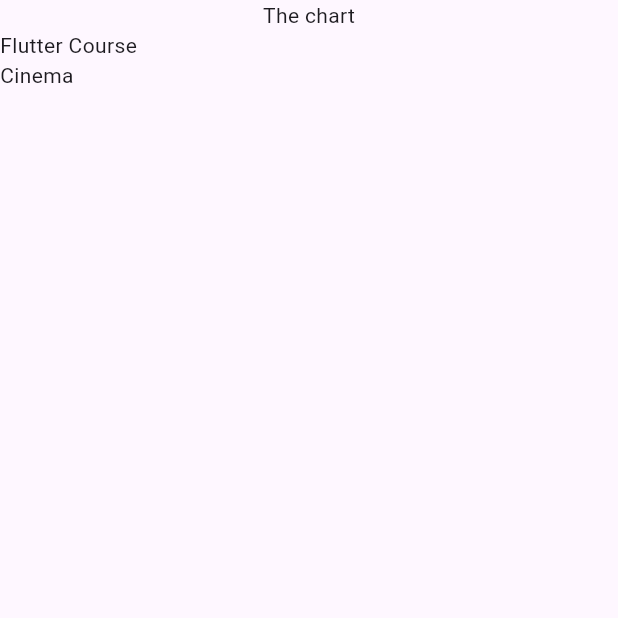
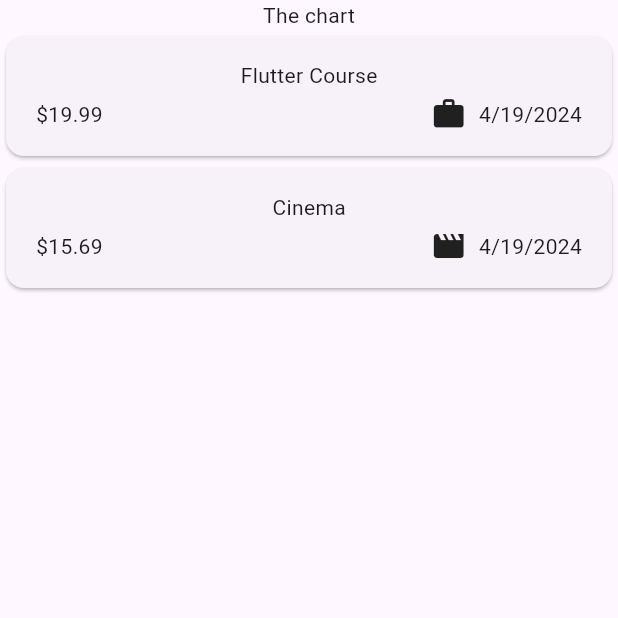
Before and after one commit to shubham423/ExpenseTracker, a Flutter app: the screen it shows after launch, on a phone screen of 412 x 824 dp, the top half of it. Run offline on Flutter 3.47's test engine with Material 3 defaults, Android fonts, the phone set to English and light mode, and no system bars.

Commit message:
date formatting and expense card

```diff
--- a/lib/main.dart
+++ b/lib/main.dart
@@ -1,4 +1,4 @@
-import 'package:expense_tracker/models/expenses.dart';
+import 'package:expense_tracker/widgets/expenses.dart';
 import 'package:flutter/material.dart';
 
 void main() {
--- a/lib/models/expense.dart
+++ b/lib/models/expense.dart
@@ -1,8 +1,19 @@
+import 'package:flutter/material.dart';
 import 'package:uuid/uuid.dart';
+import 'package:intl/intl.dart';
+
+final formatter = DateFormat.yMd();
 
 const uuid = Uuid();
 
 enum Category { food, travel, leisure, work }
+
+const categoryIcons = {
+  Category.food: Icons.lunch_dining,
+  Category.travel: Icons.flight_takeoff,
+  Category.leisure: Icons.movie,
+  Category.work: Icons.work,
+};
 
 class Expense {
   Expense({
@@ -17,4 +28,8 @@ class Expense {
   final double amount;
   final DateTime date;
   final Category category;
+
+  String get formattedDate {
+    return formatter.format(date);
+  }
 }
--- /dev/null
+++ b/lib/widgets/expense_list/expense_item.dart
@@ -0,0 +1,40 @@
+import 'package:flutter/material.dart';
+
+import 'package:expense_tracker/models/expense.dart';
+
+class ExpenseItem extends StatelessWidget {
+  const ExpenseItem(this.expense, {super.key});
+
+  final Expense expense;
+
+  @override
+  Widget build(BuildContext context) {
+    return Card(
+      child: Padding(
+        padding: const EdgeInsets.symmetric(
+          horizontal: 20,
+          vertical: 16,
+        ),
+        child: Column(
+          children: [
+            Text(expense.title),
+            const SizedBox(height: 4),
+            Row(
+              children: [
+                Text('\$${expense.amount.toStringAsFixed(2)}'),
+                const Spacer(),
+                Row(
+                  children: [
+                    Icon(categoryIcons[expense.category]),
+                    const SizedBox(width: 8),
+                    Text(expense.formattedDate),
+                  ],
+                ),
+              ],
+            ),
+          ],
+        ),
+      ),
+    );
+  }
+}
--- a/lib/expenses_list.dart
+++ b/lib/widgets/expense_list/expenses_list.dart
@@ -1,3 +1,4 @@
+import 'package:expense_tracker/widgets/expense_list/expense_item.dart';
 import 'package:flutter/material.dart';
 
 import 'package:expense_tracker/models/expense.dart';
@@ -14,7 +15,7 @@ class ExpensesList extends StatelessWidget {
   Widget build(BuildContext context) {
     return ListView.builder(
       itemCount: expenses.length,
-      itemBuilder: (ctx, index) => Text(expenses[index].title),
+      itemBuilder: (ctx, index) => ExpenseItem(expenses[index]),
     );
   }
 }
--- a/lib/models/expenses.dart
+++ b/lib/widgets/expenses.dart
@@ -1,6 +1,6 @@
+import 'package:expense_tracker/widgets/expense_list/expenses_list.dart';
 import 'package:flutter/material.dart';
 
-import 'package:expense_tracker/expenses_list.dart';
 import 'package:expense_tracker/models/expense.dart';
 
 class Expenses extends StatefulWidget {
--- a/pubspec.yaml
+++ b/pubspec.yaml
@@ -36,6 +36,7 @@ dependencies:
   # Use with the CupertinoIcons class for iOS style icons.
   cupertino_icons: ^1.0.6
   uuid: ^3.0.7
+  intl: ^0.19.0
 
 dev_dependencies:
   flutter_test:
```
Also changed, not shown: pubspec.lock.
